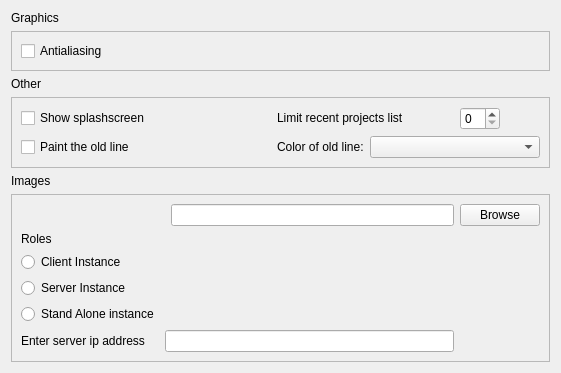
This is qrgui/dialogs/preferencesPages/miscellaniousPage.ui in Natalie-S/qreal as Qt 5 draws it before an edit. The edited form follows.
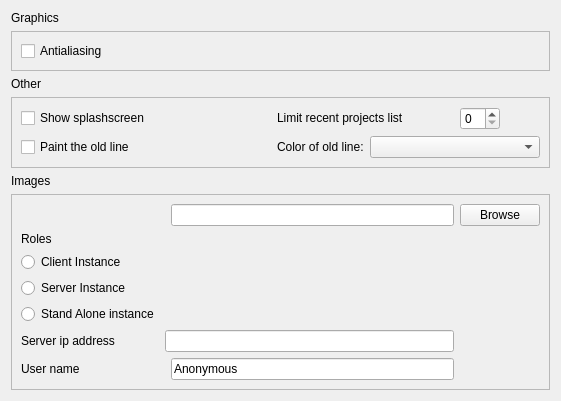
This is the edited form.

What changed in the file:
```diff
--- a/qrgui/dialogs/preferencesPages/miscellaniousPage.ui
+++ b/qrgui/dialogs/preferencesPages/miscellaniousPage.ui
@@ -245,7 +245,7 @@
       <item row="10" column="0">
        <widget class="QLabel" name="label_11">
         <property name="text">
-         <string>Enter server ip address</string>
+         <string>Server ip address</string>
         </property>
        </widget>
       </item>
@@ -265,6 +265,20 @@
       <item row="10" column="1" colspan="2">
        <widget class="QLineEdit" name="ipAddressEdit"/>
       </item>
+      <item row="12" column="2">
+       <widget class="QLineEdit" name="userName">
+        <property name="text">
+         <string>Anonymous</string>
+        </property>
+       </widget>
+      </item>
+      <item row="12" column="0">
+       <widget class="QLabel" name="label">
+        <property name="text">
+         <string>User name</string>
+        </property>
+       </widget>
+      </item>
      </layout>
     </widget>
    </item>
```
